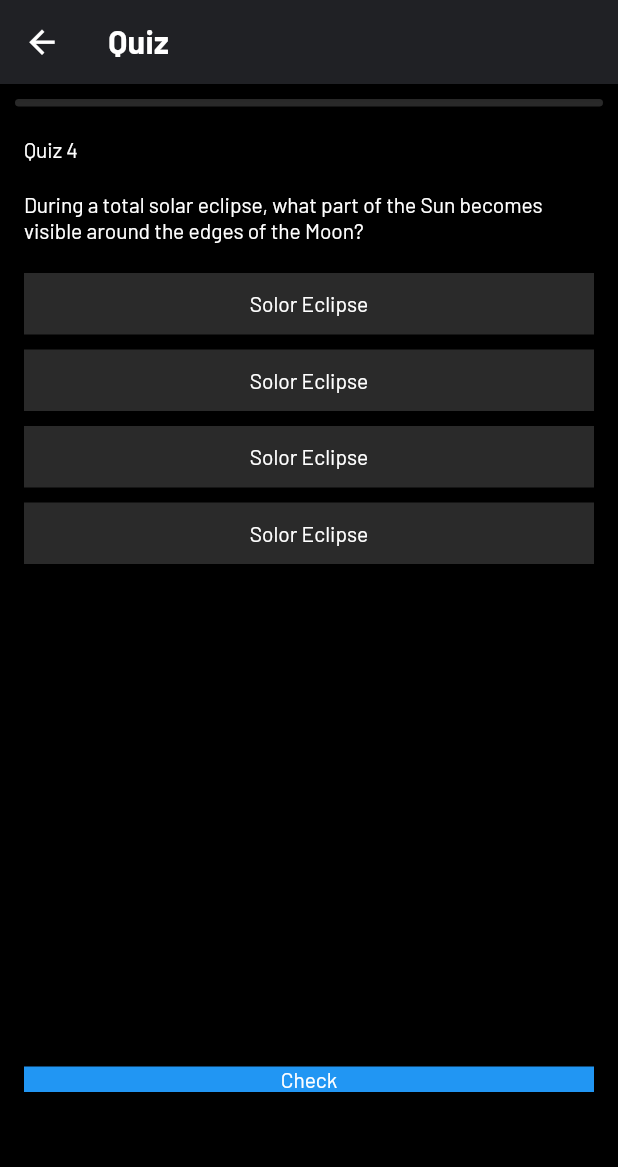
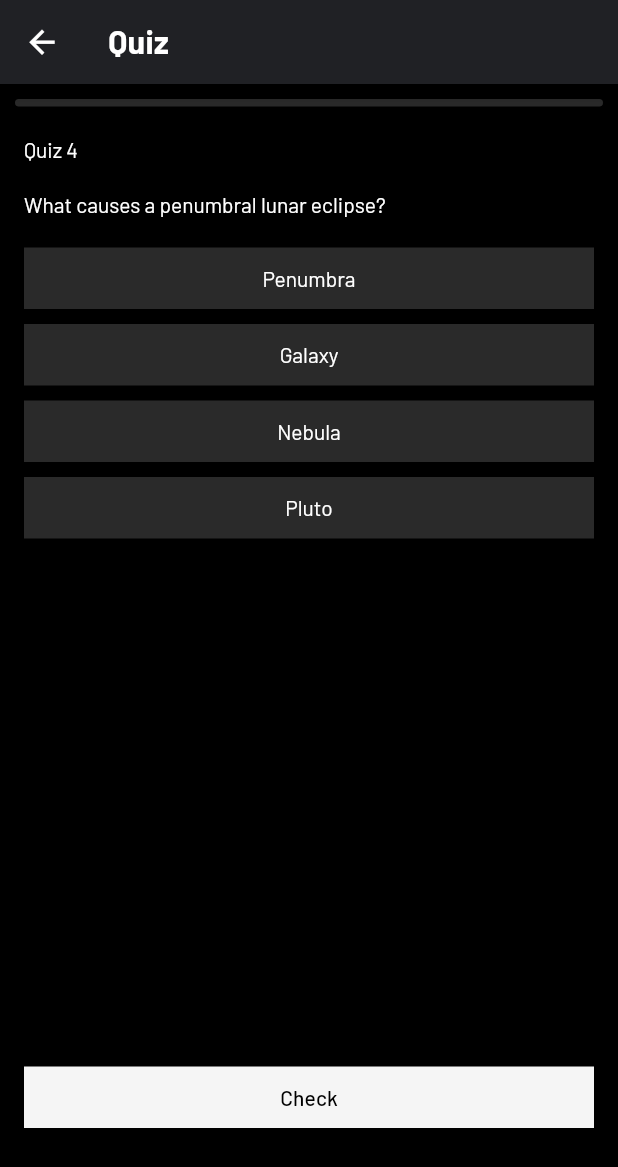
Before and after one commit to SugamPa/herald_rangers, a Flutter app: the Quizpage screen opened directly, swiped to page 4, on a phone screen of 412 x 824 dp. Shown: the top 1167 px of the screen. Run offline on Flutter 3.47's test engine with Material 2 defaults, Android fonts, the phone set to English and light mode, and no system bars; drawn by our look-alikes of percent_indicator; our stand-ins replace dio, easy_localization, flutter_bloc, flutter_screenutil, flutter_svg, pin_code_fields and 2 more.

Commit message:
feat: quiz

```diff
--- a/lib/presentation/quiz/quiz_cubit/quiz_state.dart
+++ b/lib/presentation/quiz/quiz_cubit/quiz_state.dart
@@ -1,16 +1,30 @@
 class QuizState {
   int? selectedIndex;
   double progess;
+  int currentQuestion;
+  bool check;
 
-  QuizState({this.selectedIndex, this.progess = 0});
+  QuizState({
+    this.selectedIndex,
+    this.progess = 0,
+    this.currentQuestion = 0,
+    this.check = false,
+  });
 
   void setSelectedIndexNull() {
     selectedIndex = null;
   }
 
-  QuizState copyWith({int? selectedIndex, double? progess}) {
+  QuizState copyWith(
+      {int? selectedIndex,
+      double? progess,
+      int? currentQuestion,
+      bool? check}) {
     return QuizState(
-        selectedIndex: selectedIndex ?? this.selectedIndex,
-        progess: progess ?? this.progess);
+      selectedIndex: selectedIndex ?? this.selectedIndex,
+      progess: progess ?? this.progess,
+      currentQuestion: currentQuestion ?? this.currentQuestion,
+      check: check ?? this.check,
+    );
   }
 }
--- a/lib/presentation/quiz/quiz_page.dart
+++ b/lib/presentation/quiz/quiz_page.dart
@@ -1,3 +1,4 @@
+import 'package:eclipse_app/extensions/build_context_extensions.dart';
 import 'package:eclipse_app/presentation/quiz/quiz_cubit/quiz_cubit.dart';
 import 'package:eclipse_app/presentation/quiz/quiz_cubit/quiz_state.dart';
 import 'package:eclipse_app/resources/quizes_question.dart';
@@ -52,8 +53,9 @@ class Quizpage extends StatelessWidget {
                           children: [
                             Text("Quiz ${index + 1}"),
                             const SizedBox(height: 20),
-                            const Text(
-                                "During a total solar eclipse, what part of the Sun becomes visible around the edges of the Moon?"),
+                            Text(
+                              quiz[index].question,
+                            ),
                             // const Spacer(),
                             const SizedBox(height: 20),
                             BlocBuilder<QuizCubit, QuizState>(
@@ -64,9 +66,8 @@ class Quizpage extends StatelessWidget {
                                   itemBuilder: (context, answerIndex) {
                                     return InkWell(
                                       onTap: () {
-                                        context
-                                            .read<QuizCubit>()
-                                            .changeSelectedIndex(answerIndex);
+                                        final cubit = context.read<QuizCubit>();
+                                        cubit.changeSelectedIndex(answerIndex);
                                       },
                                       child: Container(
                                         padding: const EdgeInsets.all(12),
@@ -77,8 +78,22 @@ class Quizpage extends StatelessWidget {
                                               ? Border.all(color: Colors.yellow)
                                               : null,
                                         ),
-                                        child: const Center(
-                                          child: Text("Solor Eclipse"),
+                                        child: Row(
+                                          children: [
+                                            const Spacer(),
+                                            Text(quiz[index]
+                                                .options[answerIndex]),
+                                            const Spacer(),
+                                            state.check &&
+                                                    quiz[index].options[
+                                                            answerIndex] ==
+                                                        quiz[index].answer
+                                                ? const Icon(
+                                                    Icons.check,
+                                                    color: Colors.green,
+                                                  )
+                                                : const SizedBox(),
+                                          ],
                                         ),
                                       ),
                                     );
@@ -94,18 +109,49 @@ class Quizpage extends StatelessWidget {
                       },
                     ),
                   ),
-                  SizedBox(height: 20),
-                  InkWell(
-                    onTap: () {
-                      pageController.nextPage(
-                        duration: const Duration(milliseconds: 500),
-                        curve: Curves.ease,
+                  const SizedBox(height: 20),
+                  BlocBuilder<QuizCubit, QuizState>(
+                    builder: (context, state) {
+                      return InkWell(
+                        onTap: state.selectedIndex == null
+                            ? () {}
+                            : () async {
+                                if ((pageController.page ?? 0).round() ==
+                                    quiz.length - 1) {
+                                  Navigator.of(context).pop();
+                                } else {
+                                  final cubit = context.read<QuizCubit>();
+                                  cubit.checkAnswer(
+                                      quiz[state.currentQuestion].options,
+                                      state.selectedIndex!,
+                                      quiz[state.currentQuestion].answer);
+                                  await Future.delayed(
+                                      const Duration(seconds: 1), () {
+                                    pageController.nextPage(
+                                        duration:
+                                            const Duration(milliseconds: 500),
+                                        curve: Curves.ease);
+                                  });
+                                  cubit.changeQuestion(
+                                      currentIndex:
+                                          (pageController.page ?? 0).round(),
+                                      totalQustion: quiz.length);
+                                }
+                              },
+                        child: Container(
+                          padding: const EdgeInsets.symmetric(vertical: 12),
+                          color: state.selectedIndex == null
+                              ? Colors.grey[100]
+                              : Colors.yellow,
+                          child: Center(
+                              child: Text(
+                            "Check",
+                            style: context.titleSmall!
+                                .copyWith(color: Colors.black),
+                          )),
+                        ),
                       );
                     },
-                    child: Container(
-                      color: Colors.blue,
-                      child: const Center(child: Text("Check")),
-                    ),
                   ),
                 ],
               ),
--- a/lib/resources/quizes_question.dart
+++ b/lib/resources/quizes_question.dart
@@ -1,53 +1,56 @@
 final dailyQuiz = [
   {
-    "question": "What is the name of the first satellite sent into space?",
-    "options": ["Sputnik 1", "Sputnik 2", "Sputnik 3", "Sputnik 4"],
-    "answer": "Sputnik 1",
+    "question": "What is a solar eclipse?",
+    "options": ["Moon", "Sun", "Shadow", "Light"],
+    "answer": "Moon"
   },
   {
-    "question": "What is the name of the first satellite sent into space?",
-    "options": ["Sputnik 1", "Sputnik 2", "Sputnik 3", "Sputnik 4"],
-    "answer": "Sputnik 1",
+    "question": "What is a lunar eclipse?",
+    "options": ["Sun", "Earth", "Cloud", "Star"],
+    "answer": "Earth"
   },
   {
-    "question": "What is the name of the first satellite sent into space?",
-    "options": ["Sputnik 1", "Sputnik 2", "Sputnik 3", "Sputnik 4"],
-    "answer": "Sputnik 1",
+    "question": "What causes a total solar eclipse?",
+    "options": ["Moon", "Comet", "Asteroid", "Meteor"],
+    "answer": "Moon"
   },
   {
-    "question": "What is the name of the first satellite sent into space?",
-    "options": ["Sputnik 1", "Sputnik 2", "Sputnik 3", "Sputnik 4"],
-    "answer": "Sputnik 1",
+    "question": "What causes a penumbral lunar eclipse?",
+    "options": ["Penumbra", "Galaxy", "Nebula", "Pluto"],
+    "answer": "Penumbra"
   },
   {
-    "question": "What is the name of the first satellite sent into space?",
-    "options": ["Sputnik 1", "Sputnik 2", "Sputnik 3", "Sputnik 4"],
-    "answer": "Sputnik 1",
+    "question": "In what phase of the Moon can a solar eclipse occur?",
+    "options": ["New", "First", "Third", "Crescent"],
+    "answer": "New"
   },
   {
-    "question": "What is the name of the first satellite sent into space?",
-    "options": ["Sputnik 1", "Sputnik 2", "Sputnik 3", "Sputnik 4"],
-    "answer": "Sputnik 1",
+    "question": "In what phase of the Moon can a lunar eclipse occur?",
+    "options": ["Full", "Half", "Quarter", "Gibbous"],
+    "answer": "Full"
   },
   {
-    "question": "What is the name of the first satellite sent into space?",
-    "options": ["Sputnik 1", "Sputnik 2", "Sputnik 3", "Sputnik 4"],
-    "answer": "Sputnik 1",
+    "question":
+        "What is the term for the outermost part of the Sun's atmosphere visible during a total solar eclipse?",
+    "options": ["Flare", "Corona", "Prominence", "Core"],
+    "answer": "Corona"
   },
   {
-    "question": "What is the name of the first satellite sent into space?",
-    "options": ["Sputnik 1", "Sputnik 2", "Sputnik 3", "Sputnik 4"],
-    "answer": "Sputnik 1",
+    "question":
+        "How often does a total solar eclipse occur at any given location on Earth?",
+    "options": ["Varies", "Yearly", "Monthly", "Daily"],
+    "answer": "Varies"
   },
   {
-    "question": "What is the name of the first satellite sent into space?",
-    "options": ["Sputnik 1", "Sputnik 2", "Sputnik 3", "Sputnik 4"],
-    "answer": "Sputnik 1",
+    "question": "What is a hybrid eclipse?",
+    "options": ["Changes", "Rare", "Common", "Unique"],
+    "answer": "Changes"
   },
   {
-    "question": "What is the name of the first satellite sent into space?",
-    "options": ["Sputnik 1", "Sputnik 2", "Sputnik 3", "Sputnik 4"],
-    "answer": "Sputnik 1",
+    "question":
+        "What is the term for the darkest part of the Moon's shadow during a solar eclipse?",
+    "options": ["Umbra", "Penumbra", "Antumbra", "Solarium"],
+    "answer": "Umbra"
   },
 ];
 
```
Also changed, not shown: lib/presentation/quiz/quiz_cubit/quiz_cubit.dart (+19 -4 lines).
